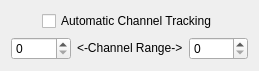
Qt form code/guitools/Histogram/ChannelRangeWidget.ui (radio-astro/casa) before a commit.
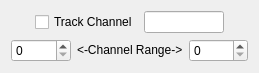
The same form after that commit.

Diff of the .ui file:
```diff
--- a/code/guitools/Histogram/ChannelRangeWidget.ui
+++ b/code/guitools/Histogram/ChannelRangeWidget.ui
@@ -7,7 +7,7 @@
     <x>0</x>
     <y>0</y>
     <width>259</width>
-    <height>65</height>
+    <height>69</height>
    </rect>
   </property>
   <property name="windowTitle">
@@ -32,7 +32,20 @@
      <item>
       <widget class="QCheckBox" name="automaticChannelCheckBox">
        <property name="text">
-        <string>Automatic Channel Tracking</string>
+        <string>Track Channel</string>
+       </property>
+      </widget>
+     </item>
+     <item>
+      <widget class="QLineEdit" name="channelLineEdit">
+       <property name="maximumSize">
+        <size>
+         <width>80</width>
+         <height>16777215</height>
+        </size>
+       </property>
+       <property name="readOnly">
+        <bool>true</bool>
        </property>
       </widget>
      </item>
```
